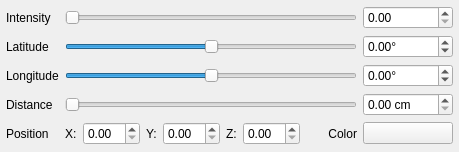
Qt form Source/VoxRender/Interface/pointlightwidget.ui (nagyistoce/voxrender) before a commit.
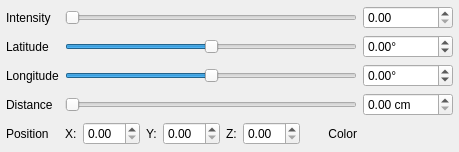
The same form after that commit.

Commit message: - Updated button for color selection to QColorPushButton widget - Continued work on transfer function editor widget - Continued work on lighting including addeding Blinn-Phong specular highlights to shader implementation - Began work on clipping volume support - Minor miscellaneous changes

Patch:
```diff
--- a/Source/VoxRender/Interface/pointlightwidget.ui
+++ b/Source/VoxRender/Interface/pointlightwidget.ui
@@ -7,7 +7,7 @@
     <x>0</x>
     <y>0</y>
     <width>459</width>
-    <height>142</height>
+    <height>151</height>
    </rect>
   </property>
   <property name="windowTitle">
@@ -222,11 +222,7 @@
       </widget>
      </item>
      <item row="4" column="2">
-      <widget class="QPushButton" name="pushButton_color">
-       <property name="text">
-        <string/>
-       </property>
-      </widget>
+      <layout class="QVBoxLayout" name="layout_colorButton"/>
      </item>
     </layout>
    </item>
```
The commit also changes 32 other files.
